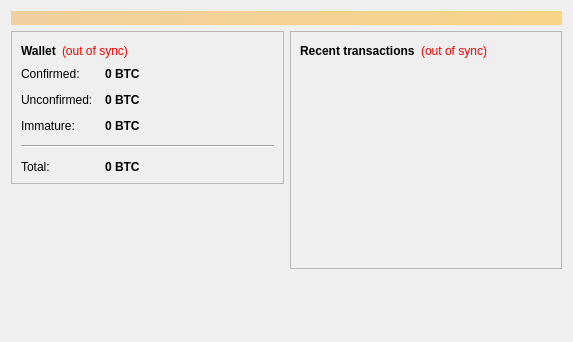
Smeagol-Gollum/parabola, file client/src/qt/forms/overviewpage.ui: the form before one commit.
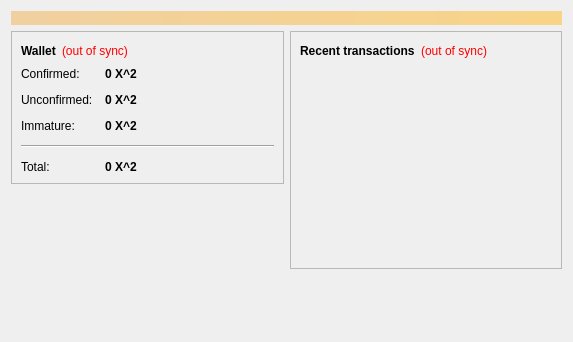
The form after the commit.

```diff
--- a/client/src/qt/forms/overviewpage.ui
+++ b/client/src/qt/forms/overviewpage.ui
@@ -122,7 +122,7 @@
                <string>Your current spendable balance</string>
               </property>
               <property name="text">
-               <string notr="true">0 BTC</string>
+               <string notr="true">0 X^2</string>
               </property>
               <property name="textInteractionFlags">
                <set>Qt::LinksAccessibleByMouse|Qt::TextSelectableByKeyboard|Qt::TextSelectableByMouse</set>
@@ -151,7 +151,7 @@
                <string>Total of transactions that have yet to be confirmed, and do not yet count toward the spendable balance</string>
               </property>
               <property name="text">
-               <string notr="true">0 BTC</string>
+               <string notr="true">0 X^2</string>
               </property>
               <property name="textInteractionFlags">
                <set>Qt::LinksAccessibleByMouse|Qt::TextSelectableByKeyboard|Qt::TextSelectableByMouse</set>
@@ -177,7 +177,7 @@
                <string>Mined balance that has not yet matured</string>
               </property>
               <property name="text">
-               <string notr="true">0 BTC</string>
+               <string notr="true">0 X^2</string>
               </property>
               <property name="textInteractionFlags">
                <set>Qt::LinksAccessibleByMouse|Qt::TextSelectableByKeyboard|Qt::TextSelectableByMouse</set>
@@ -206,7 +206,7 @@
                <string>Your current total balance</string>
               </property>
               <property name="text">
-               <string notr="true">0 BTC</string>
+               <string notr="true">0 X^2</string>
               </property>
               <property name="textInteractionFlags">
                <set>Qt::LinksAccessibleByMouse|Qt::TextSelectableByKeyboard|Qt::TextSelectableByMouse</set>
```
Left out of the diff: 4 changed lines with no effect on the pictures.
